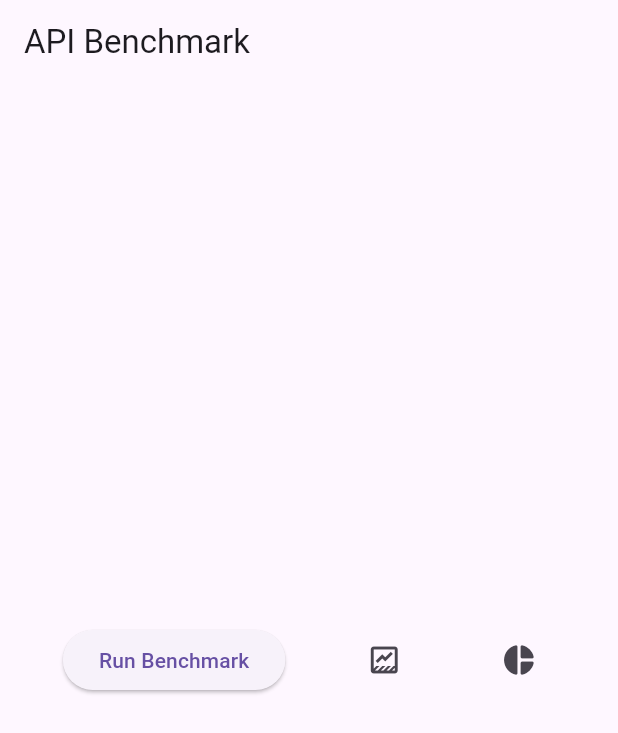
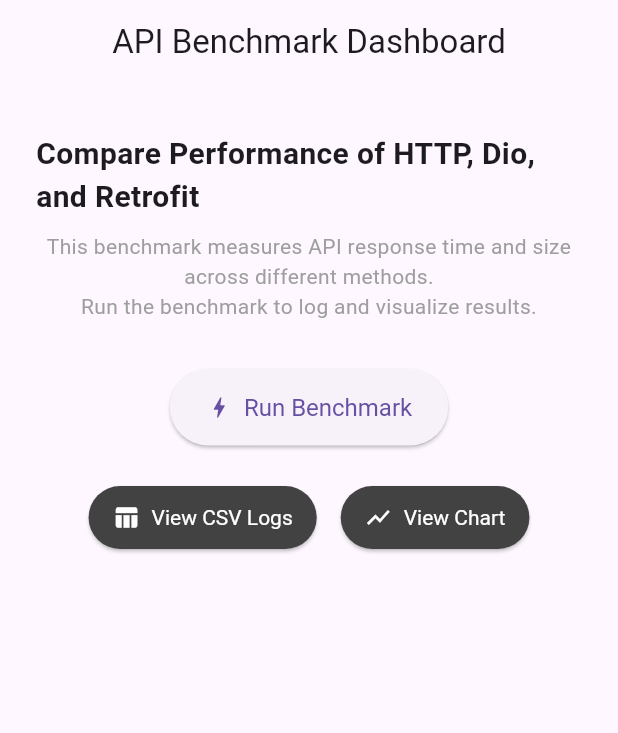
Before and after one commit to imsifat1/api_performance_flutter, a Flutter app: the screen it shows after launch, on a phone screen of 412 x 824 dp. Shown: the top 733 px of the screen. Run offline on Flutter 3.47's test engine with Material 3 defaults, Android fonts, the phone set to English and light mode, and no system bars; our stand-ins replace csv, dio, fl_chart, flutter_riverpod, retrofit; generated files the repository leaves out were written again.

Commit message:
benchmark ui changed and benchmark average added

```diff
--- a/lib/screens/benchmark_page.dart
+++ b/lib/screens/benchmark_page.dart
@@ -1,7 +1,5 @@
-import 'package:api_performance_flutter/screens/benchmark_chart.dart';
 import 'package:flutter/material.dart';
 import 'package:flutter_riverpod/flutter_riverpod.dart';
-
 import '../models/api_result.dart';
 import '../providers/api_provider.dart';
 import '../utils/csv_logger.dart';
@@ -15,12 +13,33 @@
   @override
   Widget build(BuildContext context, WidgetRef ref) {
     return Scaffold(
-      appBar: AppBar(title: const Text("API Benchmark")),
-      body: Center(
-        child: Row(
-          mainAxisAlignment: MainAxisAlignment.spaceEvenly,
+      appBar: AppBar(
+        title: const Text("API Benchmark Dashboard"),
+        centerTitle: true,
+      ),
+      body: Padding(
+        padding: const EdgeInsets.symmetric(horizontal: 24, vertical: 32),
+        child: Column(
+          crossAxisAlignment: CrossAxisAlignment.center,
           children: [
-            ElevatedButton(
+            const Text(
+              "Compare Performance of HTTP, Dio, and Retrofit",
+              style: TextStyle(fontSize: 20, fontWeight: FontWeight.bold),
+            ),
+            const SizedBox(height: 8),
+            const Text(
+              "This benchmark measures API response time and size across different methods.\nRun the benchmark to log and visualize results.",
+              textAlign: TextAlign.center,
+              style: TextStyle(color: Colors.grey),
+            ),
+            const SizedBox(height: 32),
+            ElevatedButton.icon(
+              icon: const Icon(Icons.bolt),
+              label: const Text("Run Benchmark"),
+              style: ElevatedButton.styleFrom(
+                padding: const EdgeInsets.symmetric(horizontal: 24, vertical: 16),
+                textStyle: const TextStyle(fontSize: 16),
+              ),
               onPressed: () async {
                 final http = ref.read(httpProvider);
                 final dio = ref.read(dioProvider);
@@ -34,7 +53,7 @@
 
                 for (var result in results) {
                   await CsvLogger.logResult(result);
-                  writeResultToCsv(result);
+                  await writeResultToCsv(result);
                   debugPrint(result.toString());
                 }
 
@@ -50,27 +69,58 @@
                   ),
                 );
               },
-              child: const Text("Run Benchmark"),
             ),
-
-            IconButton(
-              onPressed: () {
+            const SizedBox(height: 24),
+            Row(
+              mainAxisAlignment: MainAxisAlignment.center,
+              children: [
+                _BenchmarkButton(
+                  icon: Icons.table_chart,
+                  label: "View CSV Logs",
+                  onTap: () {
                     Navigator.push(context, MaterialPageRoute(builder: (_) => const CsvLogViewer()));
                   },
-              icon: Icon(Icons.data_thresholding_outlined),
-              tooltip: 'View CSV Logs',
                 ),
-
-            IconButton(
-              onPressed: () {
+                const SizedBox(width: 16),
+                _BenchmarkButton(
+                  icon: Icons.show_chart,
+                  label: "View Chart",
+                  onTap: () {
                     Navigator.push(context, MaterialPageRoute(builder: (_) => const CsvChartScreen()));
                   },
-              icon: Icon(Icons.pie_chart_rounded),
-              tooltip: 'View Benchmark Chart',
                 ),
+              ],
+            )
           ],
         ),
       ),
     );
   }
 }
+
+class _BenchmarkButton extends StatelessWidget {
+  final IconData icon;
+  final String label;
+  final VoidCallback onTap;
+
+  const _BenchmarkButton({
+    required this.icon,
+    required this.label,
+    required this.onTap,
+  });
+
+  @override
+  Widget build(BuildContext context) {
+    return ElevatedButton.icon(
+      onPressed: onTap,
+      icon: Icon(icon),
+      label: Text(label),
+      style: ElevatedButton.styleFrom(
+        padding: const EdgeInsets.symmetric(horizontal: 16, vertical: 12),
+        backgroundColor: Colors.grey.shade800,
+        foregroundColor: Colors.white,
+        textStyle: const TextStyle(fontSize: 14),
+      ),
+    );
+  }
+}
```
Also changed, not shown: lib/screens/benchmark_chart.dart (+86 -30 lines). Lines whose indentation alone changed are shown as unchanged.
